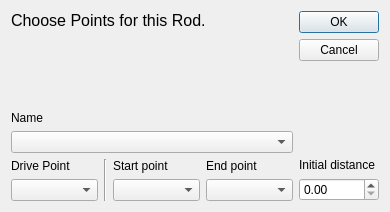
The window that core/simulate/edit_rod.ui (KmolYuan/Pyslvs-UI) describes before a commit, drawn with Qt 5.
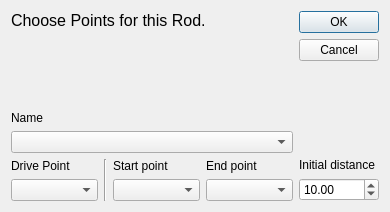
The same window after the commit. Icons and pictures are not drawn.

The edit to the form file:
```diff
--- a/core/simulate/edit_rod.ui
+++ b/core/simulate/edit_rod.ui
@@ -223,6 +223,9 @@
          <verstretch>0</verstretch>
         </sizepolicy>
        </property>
+       <property name="value">
+        <double>10.000000000000000</double>
+       </property>
       </widget>
      </item>
     </layout>
```
